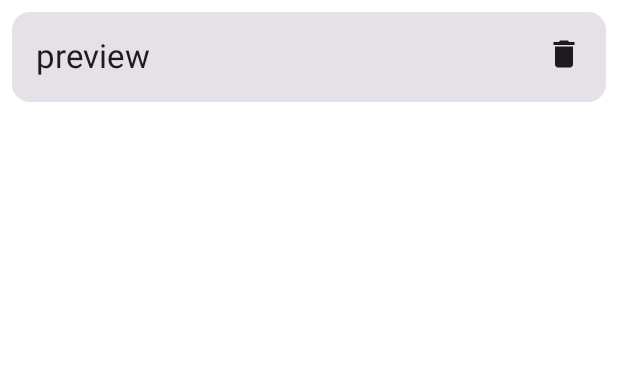
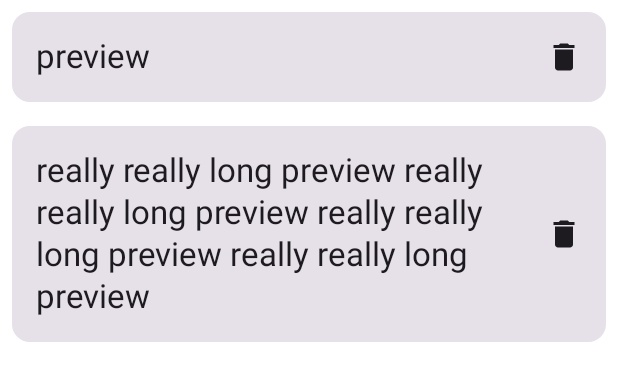
Before and after one commit to dportuesi/twigtodo, an Android app built with Jetpack Compose: the @Preview function TodoCardPreview, on a phone screen of 412 x 824 dp. Shown: the top 381 px of the screen. Run offline under Robolectric (Android 15) with nearby library versions, the phone set to English and light mode, and no system bars.

Commit message:
Update card UI

```diff
--- a/app/src/main/java/com/branchapp/twigtodo/ui/components/TodoCard.kt
+++ b/app/src/main/java/com/branchapp/twigtodo/ui/components/TodoCard.kt
@@ -1,8 +1,8 @@
 package com.branchapp.twigtodo.ui.components
 
 import androidx.compose.foundation.clickable
+import androidx.compose.foundation.layout.Column
 import androidx.compose.foundation.layout.Row
-import androidx.compose.foundation.layout.Spacer
 import androidx.compose.foundation.layout.fillMaxWidth
 import androidx.compose.foundation.layout.padding
 import androidx.compose.material.icons.Icons
@@ -12,6 +12,7 @@ import androidx.compose.material3.Icon
 import androidx.compose.material3.MaterialTheme
 import androidx.compose.material3.Text
 import androidx.compose.runtime.Composable
+import androidx.compose.ui.Alignment
 import androidx.compose.ui.Modifier
 import androidx.compose.ui.graphics.vector.rememberVectorPainter
 import androidx.compose.ui.res.stringResource
@@ -37,14 +38,15 @@ fun TodoCard(
                 .padding(16.dp),
         ) {
             Text(
+                modifier = Modifier
+                    .weight(1f)
+                    .padding(end = 8.dp),
                 style = MaterialTheme.typography.titleLarge,
                 text = title
             )
-            Spacer(
-                modifier = Modifier.weight(1f)
-            )
             Icon(
                 modifier = Modifier
+                    .align(Alignment.CenterVertically)
                     .clickable {
                         onClick()
                     },
@@ -59,9 +61,16 @@ fun TodoCard(
 @Composable
 fun TodoCardPreview() {
     TwigTodoTheme {
-        TodoCard(
-            title = "preview",
-            onClick = { }
-        )
+        Column {
+            TodoCard(
+                title = "preview",
+                onClick = { }
+            )
+            TodoCard(
+                title = "really really long preview really really long preview " +
+                        "really really long preview really really long preview",
+                onClick = { }
+            )
+        }
     }
 }
```
